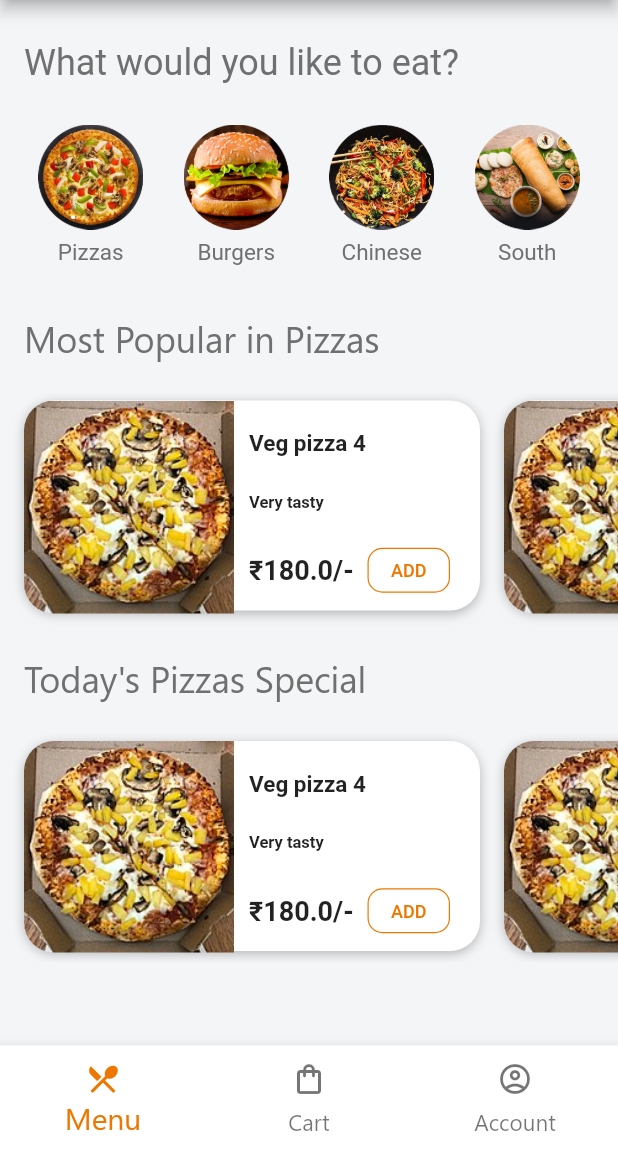
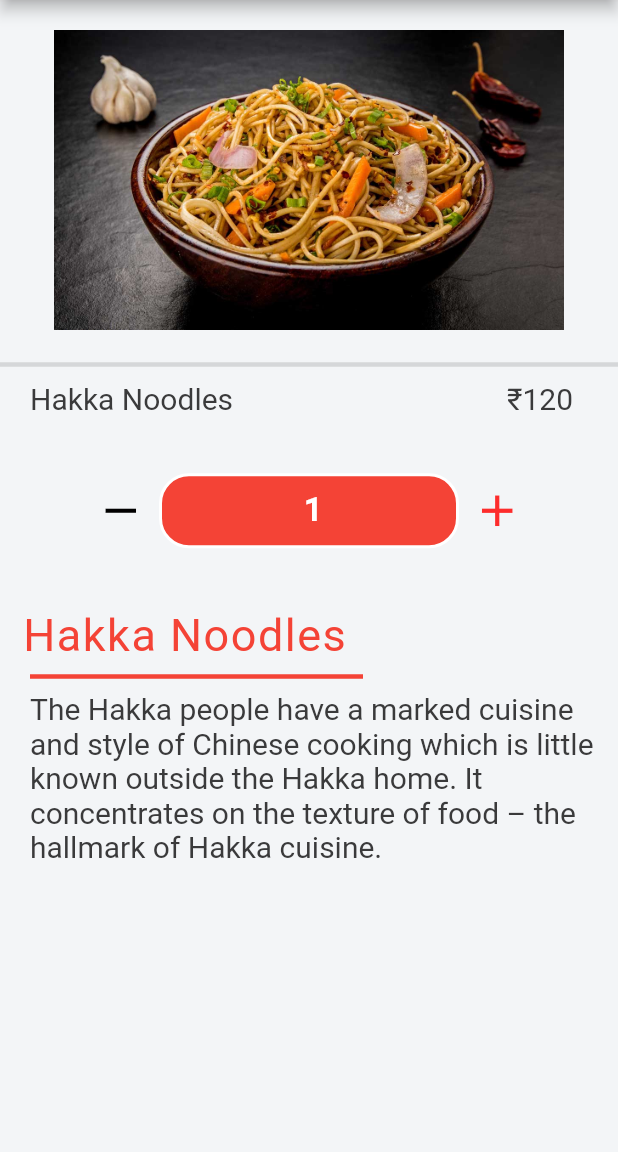
Before and after one commit to Meetg1/FoodByte, a Flutter app: the screen it shows after launch, after a tap on "ADD", on a phone screen of 412 x 824 dp, the part 84-1236 px from its top. Run offline on Flutter 3.47's test engine with Material 2 defaults, Android fonts, the phone set to English and light mode, and no system bars; Roboto replaces fonts that are missing (Georgia).

Commit message:
added food_detail page

```diff
--- /dev/null
+++ b/lib/screens/food_detail.dart
@@ -0,0 +1,187 @@
+import 'package:flutter/material.dart';
+
+
+class food_detail extends StatefulWidget {
+  const food_detail({Key? key}) : super(key: key);
+
+  @override
+  _food_detailState createState() => _food_detailState();
+}
+
+class AddToCartMenu extends StatelessWidget {
+  int productCounter;
+
+  AddToCartMenu(this.productCounter);
+
+  @override
+  Widget build(BuildContext context) {
+    return Container(
+      child: Row(
+        mainAxisAlignment: MainAxisAlignment.center,
+        children: <Widget>[
+          IconButton(
+            onPressed: () {},
+            icon: Icon(Icons.remove),
+            color: Colors.black,
+            iconSize: 35,
+          ),
+          InkWell(
+            onTap: () => print('hello'),
+            child: Container(
+              width: 200.0,
+              height: 50.0,
+              decoration: BoxDecoration(
+                color: Colors.red,
+                border: Border.all(color: Colors.white, width: 2.0),
+                borderRadius: BorderRadius.circular(20.0),
+              ),
+              child: Center(
+                child: Text(
+                  ' $productCounter',
+                  style: new TextStyle(
+                      fontSize: 22.0,
+                      color: Colors.white,
+                      fontWeight: FontWeight.bold),
+                ),
+              ),
+            ),
+          ),
+          IconButton(
+            onPressed: () {},
+            icon: Icon(Icons.add),
+            color: Color(0xFFfd2c2c),
+            iconSize: 35,
+          ),
+        ],
+      ),
+    );
+  }
+}
+
+class _food_detailState extends State<food_detail> {
+  int _selectedIndex = 0;
+
+  @override
+  Widget build(BuildContext context) {
+    return Scaffold(
+      resizeToAvoidBottomInset: false,
+      appBar: AppBar(
+          backgroundColor: const Color(0xFFFFFFFF),
+          leading: Image(
+            image: AssetImage('assets/images/logo_login.jpg'),
+          ),
+          title: Center(
+            child: Text(
+              "FoodByte",
+              style: TextStyle(
+                fontFamily: 'Tempus Sans ITC',
+                fontSize: 40,
+                color: const Color(0xff000000),
+              ),
+            ),
+          ),
+          actions: <Widget>[
+            IconButton(
+                icon: Icon(
+                  Icons.menu_outlined,
+                ),
+                onPressed: null)
+          ]),
+      body: SingleChildScrollView(
+          child: Container(
+        child: Column(
+          children: [
+            Padding(
+              padding: const EdgeInsets.symmetric(vertical: 20, horizontal: 0),
+              child: Center(
+                child: Image(
+                  image: AssetImage("assets/images/chinese1.jpg"),
+                  width: 410,
+                  height: 200,
+                ),
+              ),
+            ),
+            Divider(
+              height: 6,
+              thickness: 3,
+            ),
+            Padding(
+              padding: const EdgeInsets.fromLTRB(20, 8, 30, 8),
+              child: Row(
+                mainAxisAlignment: MainAxisAlignment.spaceBetween,
+                children: <Widget>[
+                  Text(
+                    "Hakka Noodles",
+                    style: TextStyle(
+                        fontSize: 20,
+                        color: Color(0xFF3a3a3b),
+                        fontWeight: FontWeight.w400),
+                    textAlign: TextAlign.left,
+                  ),
+                  Text(
+                    "₹120",
+                    style: TextStyle(
+                        fontSize: 20,
+                        color: Color(0xFF3a3a3b),
+                        fontWeight: FontWeight.w400),
+                    textAlign: TextAlign.left,
+                  )
+                ],
+              ),
+            ),
+            SizedBox(
+              height: 10,
+            ),
+            Container(
+                padding: EdgeInsets.fromLTRB(0, 20, 0, 10),
+                alignment: Alignment.centerRight,
+                child: AddToCartMenu(1)),
+            SizedBox(
+              height: 30,
+            ),
+            Padding(
+              padding: const EdgeInsets.symmetric(horizontal: 15),
+              child: Row(
+                mainAxisAlignment: MainAxisAlignment.start,
+                children: [
+                  Text(
+                    'Hakka Noodles',
+                    style: TextStyle(
+                      fontSize: 30,
+                      letterSpacing: 1,
+                      color: Colors.red,
+                    ),
+                  ),
+                ],
+              ),
+            ),
+            Divider(
+              height: 20,
+              thickness: 3,
+              indent: 20,
+              endIndent: 170,
+              color: Colors.red,
+            ),
+            Row(
+              children: [
+                SizedBox(
+                  width: 20,
+                ),
+                Expanded(
+                  child: Text(
+                    "The Hakka people have a marked cuisine and style of Chinese cooking which is little known outside the Hakka home. It concentrates on the texture of food – the hallmark of Hakka cuisine. ",
+                    style: TextStyle(
+                        fontSize: 20,
+                        color: Color(0xFF3a3a3b),
+                        fontWeight: FontWeight.w400),
+                    textAlign: TextAlign.left,
+                  ),
+                ),
+              ],
+            ),
+          ],
+        ),
+      )),
+    );
+  }
+}
--- a/lib/widgets/carousal1.dart
+++ b/lib/widgets/carousal1.dart
@@ -1,6 +1,6 @@
 import 'package:flutter/material.dart';
 import 'package:foodbyte/models/food_item.dart';
-
+import 'package:foodbyte/screens/food_detail.dart';
 class Carousal1 extends StatelessWidget {
   final List<FoodItem> mostPopular;
   final String currentDish;
@@ -90,7 +90,9 @@ class Carousal1 extends StatelessWidget {
                                       )),
                                   // color: Colors.black,
                                   child: TextButton(
-                                    onPressed: () {},
+                                    onPressed: () {
+                                      Navigator.of(context).push(MaterialPageRoute(builder: (context)=>food_detail()));
+                                    },
                                     child: Text(
                                       'ADD',
                                       style: TextStyle(
```
